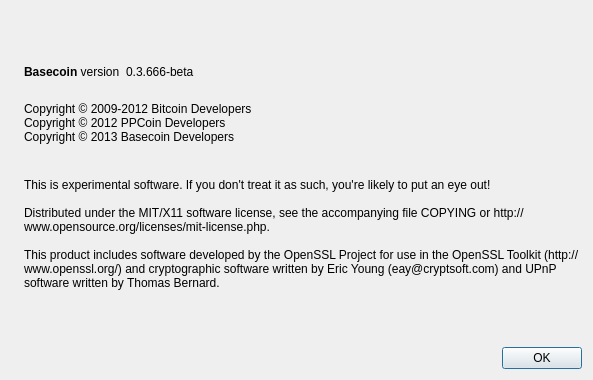
bruteforceworker/testko2, file src/qt/forms/aboutdialog.ui: the form before one commit.
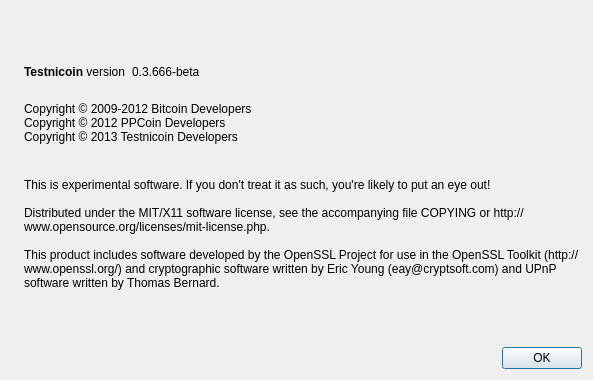
The form after the commit. Icons and pictures are not drawn.

Diff of the .ui file:
```diff
--- a/src/qt/forms/aboutdialog.ui
+++ b/src/qt/forms/aboutdialog.ui
@@ -50,7 +50,7 @@
           <cursorShape>IBeamCursor</cursorShape>
          </property>
          <property name="text">
-          <string>&lt;b&gt;Basecoin&lt;/b&gt; version</string>
+          <string>&lt;b&gt;Testnicoin&lt;/b&gt; version</string>
          </property>
          <property name="textInteractionFlags">
           <set>Qt::LinksAccessibleByMouse|Qt::TextSelectableByKeyboard|Qt::TextSelectableByMouse</set>
@@ -94,7 +94,7 @@
         <string>
 Copyright © 2009-2012 Bitcoin Developers
 Copyright © 2012 PPCoin Developers
-Copyright © 2013 Basecoin Developers
+Copyright © 2013 Testnicoin Developers
 </string>
        </property>
        <property name="textInteractionFlags">
```
Left out of the diff: 2 changed lines with no effect on the pictures.
